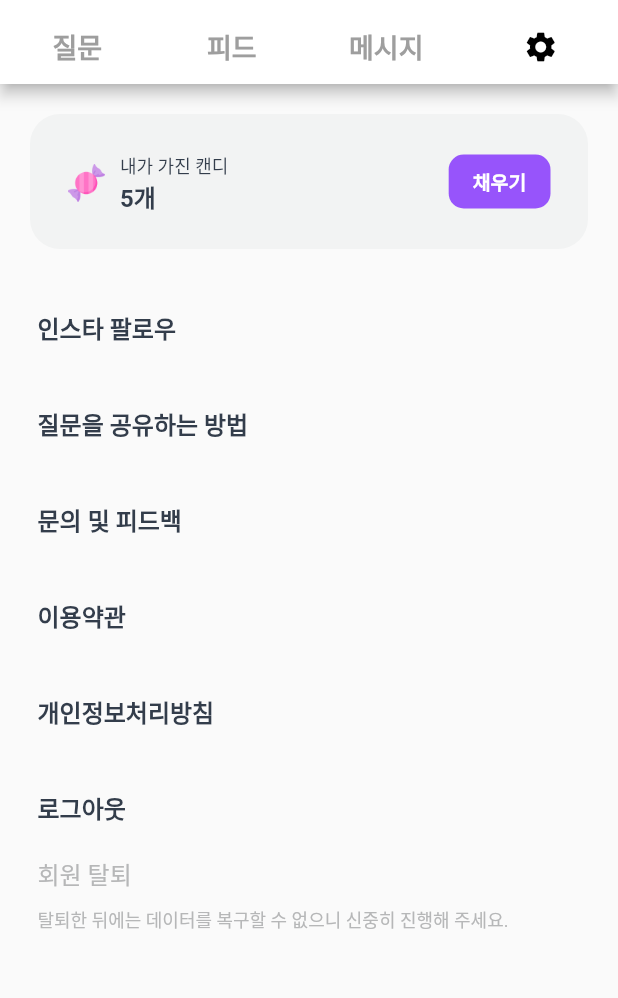
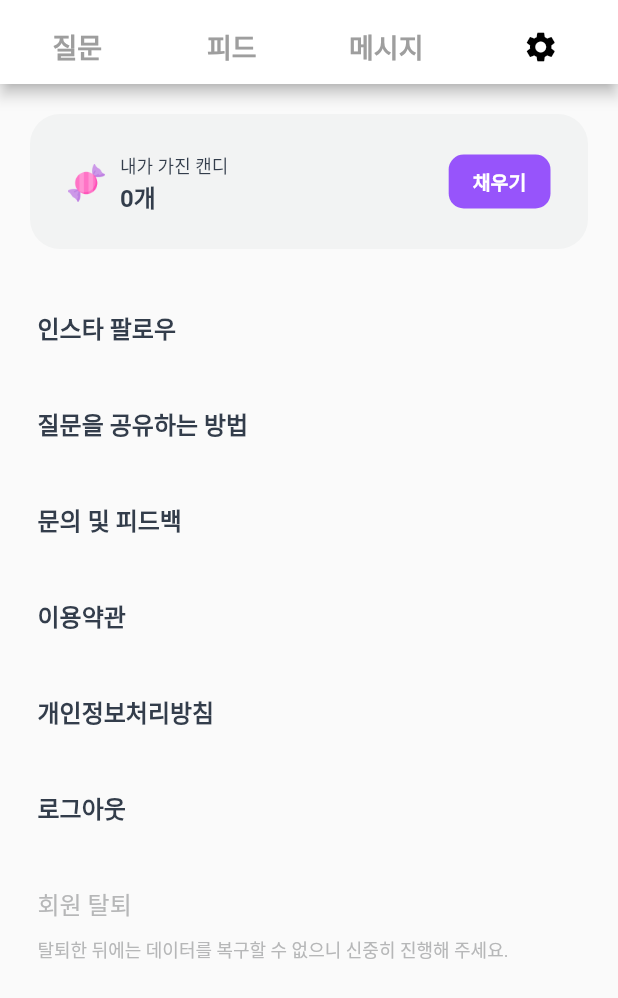
Before and after one commit to team-cooing/cooing-front, a Flutter app: the TabPage screen opened by its route, tab 4 chosen, on a phone screen of 412 x 824 dp. Shown: the top 998 px of the screen. Run offline on Flutter 3.47's test engine with Material 2 defaults, Android fonts, the phone set to English and light mode, and no system bars; our stand-ins replace cloud_firestore, custom_refresh_indicator, firebase_auth, firebase_core, firebase_dynamic_links, get and 3 more; missing offline and left inert: kakao_flutter_sdk_user, multi_select_item, social_share; accounts and stored records are empty; statements that could not run were skipped.

```diff
--- a/lib/pages/feed_page.dart
+++ b/lib/pages/feed_page.dart
@@ -44,8 +44,6 @@ class _FeedPageState extends State<FeedPage> {
   @override
   Widget build(BuildContext context) {
     pageContext = context;
-
-    print(widget.feed.toString());
 
     return Scaffold(body: _buildFeedPage());
   }
--- a/lib/pages/message_page.dart
+++ b/lib/pages/message_page.dart
@@ -356,7 +356,7 @@ class _MessagePageState extends State<MessagePage> {
   Future<void> _handleRefresh() async {
     // Firebase Answers > Answers > Answer 5개 추가로 읽기
     List<Answer?> newAnswers =
-        await Response.readAnswersWithLimit(userId: widget.user.uid, limit: 1);
+        await Response.readAnswersWithLimit(userId: widget.user.uid, limit: 5);
     widget.answers.addAll(newAnswers);
 
     if (newAnswers.isEmpty) {
--- a/lib/pages/SettingScreen.dart
+++ b/lib/pages/setting_page.dart
@@ -8,20 +8,20 @@ import 'package:url_launcher/url_launcher.dart';
 
 import 'CandyScreen.dart';
 
-class SettingScreen extends StatefulWidget {
+class SettingPage extends StatefulWidget {
   final User user;
 
-  const SettingScreen({required this.user, super.key});
+  const SettingPage({required this.user, super.key});
 
   @override
-  _SettingScreenState createState() => _SettingScreenState();
+  State<SettingPage> createState() => _SettingPageState();
 }
 
-class _SettingScreenState extends State<SettingScreen> {
+class _SettingPageState extends State<SettingPage> {
   final List settingElements = [
     {
       'title': '인스타 팔로우',
-      'link': '',
+      'link': 'https://www.instagram.com/we.cooing/',
     },
     {
       'title': '질문을 공유하는 방법',
@@ -87,7 +87,7 @@ class _SettingScreenState extends State<SettingScreen> {
                                     ),
                                   ),
                                   Text(
-                                    "5개",
+                                    "${widget.user.candyCount}개",
                                     style: TextStyle(
                                         fontSize: 16,
                                         color: Color(0xff333D4B),
@@ -121,9 +121,7 @@ class _SettingScreenState extends State<SettingScreen> {
               ),
             ),
           ),
-          SingleChildScrollView(
-            physics: AlwaysScrollableScrollPhysics(),
-            child: Column(
+          Column(
             children: [
               ListView.builder(
                   physics: NeverScrollableScrollPhysics(),
@@ -157,9 +155,8 @@ class _SettingScreenState extends State<SettingScreen> {
                   })),
             ],
           ),
-          ),
           Padding(
-              padding: EdgeInsets.only(left: 25.0),
+              padding: EdgeInsets.only(left: 25.0, top: 20),
               child: Column(
                 mainAxisAlignment: MainAxisAlignment.start,
                 crossAxisAlignment: CrossAxisAlignment.start,
--- a/lib/pages/tab_page.dart
+++ b/lib/pages/tab_page.dart
@@ -1,7 +1,7 @@
 import 'package:cooing_front/model/response/answer.dart';
 import 'package:cooing_front/model/response/question.dart';
 import 'package:cooing_front/model/response/user.dart';
-import 'package:cooing_front/pages/SettingScreen.dart';
+import 'package:cooing_front/pages/setting_page.dart';
 import 'package:cooing_front/pages/feed_page.dart';
 import 'package:cooing_front/pages/login/LoginScreen.dart';
 import 'package:cooing_front/pages/message_page.dart';
@@ -130,7 +130,7 @@ class TabPageState extends State<TabPage> with TickerProviderStateMixin {
                   user: user!,
                   answers: answers,
                 ),
-                SettingScreen(user: user!),
+                SettingPage(user: user!),
               ]),
             ));
   }
@@ -259,7 +259,7 @@ class TabPageState extends State<TabPage> with TickerProviderStateMixin {
   getAnswersInSetOfTen() async {
     // Firevase DB에서 feedQuestion 10개 읽기
     List<Answer?> newAnswers = await response.Response.readAnswersWithLimit(
-        userId: user!.uid, limit: 3);
+        userId: user!.uid, limit: 10);
 
     // 최근 10개 중 안읽은 answer 있으면 New 표시
     for(var answer in newAnswers){
```
Also changed, not shown: lib/pages/question_page.dart (+5 -9 lines). Lines whose indentation alone changed are shown as unchanged.
